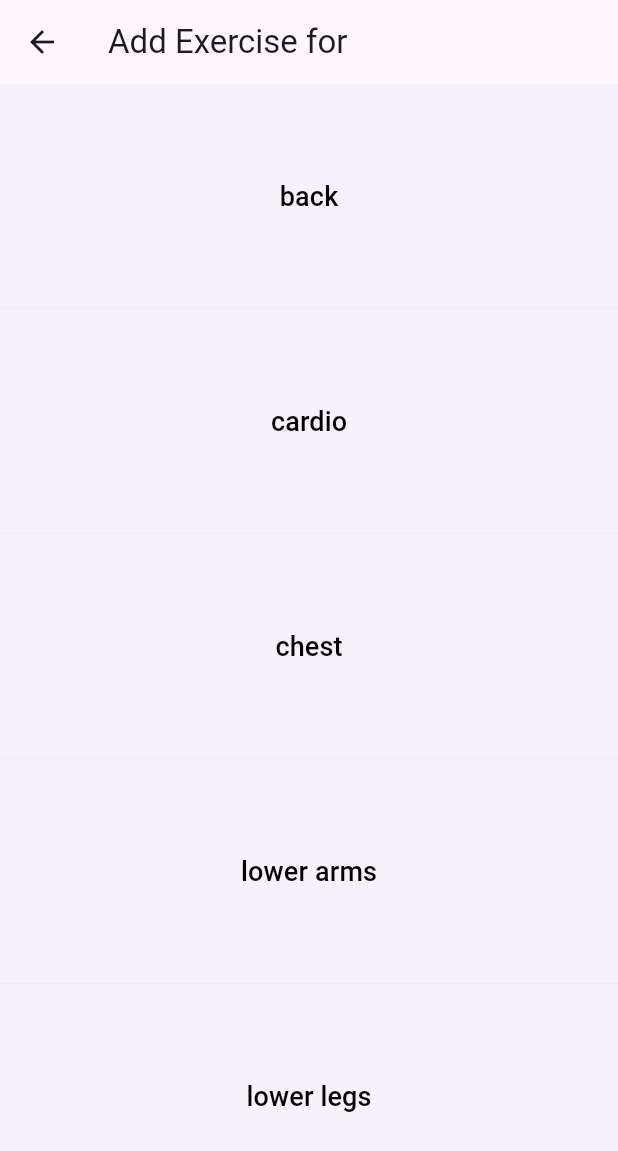
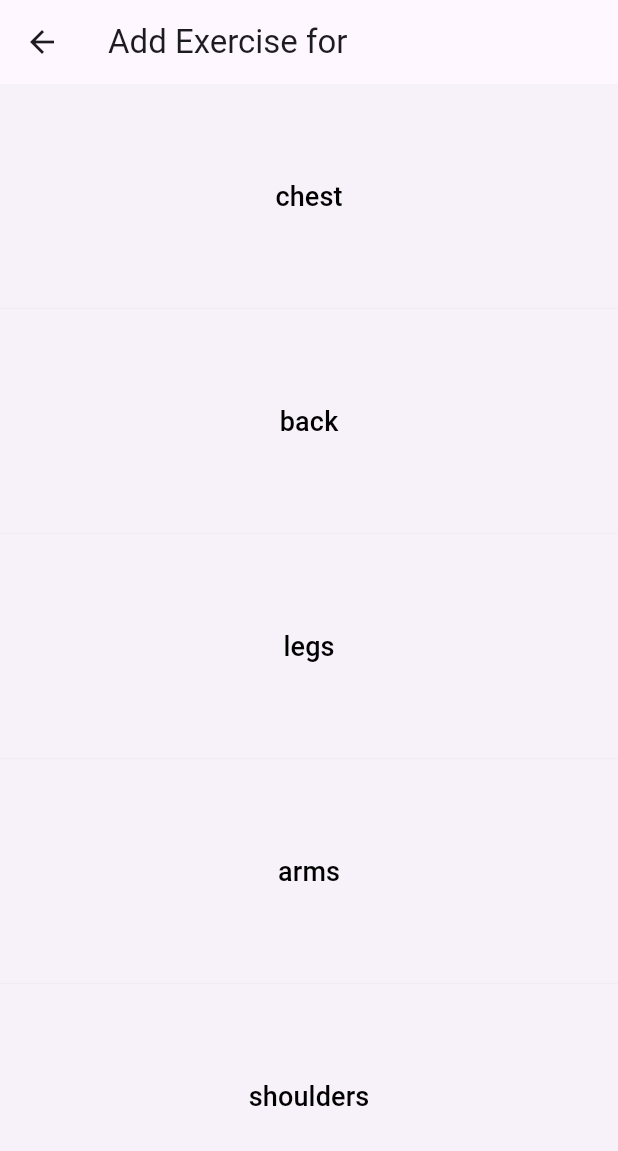
Before and after one commit to DylanO9/fitness_network, a Flutter app: the AddExercisePage screen opened directly with empty values, on a phone screen of 412 x 824 dp. Shown: the top 1151 px of the screen. Run offline on Flutter 3.47's test engine with Material 3 defaults, Android fonts, the light colour scheme and no system bars; our stand-ins replace supabase_flutter, table_calendar; accounts and stored records are empty.

Commit message:
Feature: Exercises are now synced after added. Can add multiple from different sections

```diff
--- a/lib/add_exercise_page.dart
+++ b/lib/add_exercise_page.dart
@@ -1,7 +1,6 @@
 import 'package:flutter/material.dart';
+import 'package:http/http.dart' as http;
 import 'dart:convert';
-import 'package:http/http.dart' as http;
-import 'package:supabase_flutter/supabase_flutter.dart';
 import 'exercise_list_page.dart';
 
 class AddExercisePage extends StatefulWidget {
@@ -11,28 +10,22 @@ class AddExercisePage extends StatefulWidget {
   const AddExercisePage({super.key, required this.day, required this.day_id});
 
   @override
-  State<AddExercisePage> createState() => _AddExercisePageState();
+  _AddExercisePageState createState() => _AddExercisePageState();
 }
 
 class _AddExercisePageState extends State<AddExercisePage> {
-  // List of body parts
+  List<String> _selectedExercises = [];
   final List<String> bodyParts = [
-    "back",
-    "cardio",
-    "chest",
-    "lower arms",
-    "lower legs",
-    "neck",
-    "shoulders",
-    "upper arms",
-    "upper legs",
-    "waist"
+    'chest',
+    'back',
+    'legs',
+    'arms',
+    'shoulders',
+    'abs'
   ];
 
-  // Function to fetch exercises based on body part
-  Future<void> fetchExercises(String bodyPart) async {
-    final url = Uri.parse(
-        'https://exercisedb.p.rapidapi.com/exercises/bodyPart/$bodyPart?limit=10&offset=0');
+  void fetchExercises(String bodyPart) async {
+    final url = Uri.parse('https://exercisedb.p.rapidapi.com/exercises/bodyPart/$bodyPart?limit=10&offset=0');
 
     try {
       final response = await http.get(
@@ -48,7 +41,7 @@ class _AddExercisePageState extends State<AddExercisePage> {
         final exercises = List<String>.from(data.map((exercise) => exercise['name']));
 
         // Navigate to the ExerciseListPage with fetched exercises
-        Navigator.push(
+        final result = await Navigator.push(
           context,
           MaterialPageRoute(
             builder: (context) => ExerciseListPage(
@@ -58,6 +51,12 @@ class _AddExercisePageState extends State<AddExercisePage> {
             ),
           ),
         );
+
+        if (result != null) {
+          setState(() {
+            _selectedExercises.addAll(result);
+          });
+        }
       } else {
         print('Failed to fetch exercises. Status code: ${response.statusCode}');
       }
@@ -66,21 +65,14 @@ class _AddExercisePageState extends State<AddExercisePage> {
     }
   }
 
-  // Future<void> insertExercise() async {
-  //   final response = await Supabase.instance.client
-  //       .from('workouts')
-  //       .insert([
-  //         {
-  //           'day': widget.day,
-  //           'exercise': 'exercise',
-  //         }
-  //       ])
-  //       .execute();
-  // }
-
   @override
   Widget build(BuildContext context) {
-    return Scaffold(
+    return WillPopScope(
+      onWillPop: () async {
+        Navigator.pop(context, _selectedExercises);
+        return false;
+      },
+      child: Scaffold(
         appBar: AppBar(
           title: Text("Add Exercise for ${widget.day}"),
         ),
@@ -111,6 +103,7 @@ class _AddExercisePageState extends State<AddExercisePage> {
             );
           },
         ),
+      ),
     );
   }
 }
```
Also changed, not shown: lib/day_page.dart (+41 -42 lines), lib/workouts_page.dart (+6 -3 lines), 6 other files. Lines whose indentation alone changed are shown as unchanged.
